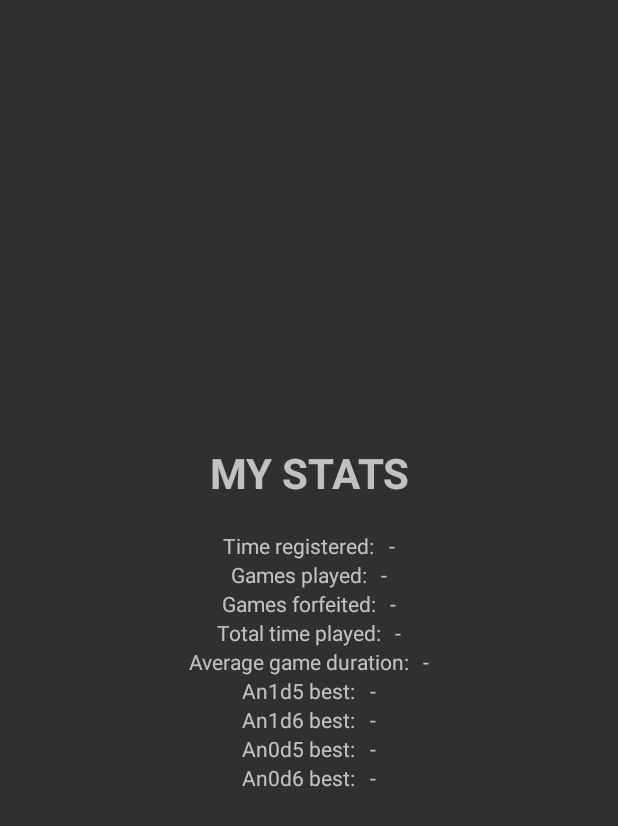
After one commit to tomiplaz/yamb-friends, an Android app: the layout activity_my_stats_dialog.xml on its own in the app's theme, with its tools: preview values and no code run, on a phone screen of 412 x 824 dp. The commit adds this screen. Shown: the top 826 px of the screen. Run offline under Robolectric (Android 15) with nearby library versions, the phone set to English and light mode, and no system bars.

Commit message:
Started adding My Stats

```diff
--- /dev/null
+++ b/app/src/main/java/com/plazonic/tomislav/yambfriends/MyStatsDialogActivity.java
@@ -0,0 +1,58 @@
+package com.plazonic.tomislav.yambfriends;
+
+import android.content.SharedPreferences;
+import android.preference.PreferenceManager;
+import android.support.v7.app.AppCompatActivity;
+import android.os.Bundle;
+import android.widget.Toast;
+
+import java.io.BufferedReader;
+import java.io.IOException;
+import java.io.InputStream;
+import java.io.InputStreamReader;
+
+import retrofit.Callback;
+import retrofit.RestAdapter;
+import retrofit.RetrofitError;
+import retrofit.client.Response;
+
+public class MyStatsDialogActivity extends AppCompatActivity {
+
+    private SharedPreferences settings;
+    private String username;
+
+    @Override
+    protected void onCreate(Bundle savedInstanceState) {
+        super.onCreate(savedInstanceState);
+        setContentView(R.layout.activity_my_stats_dialog);
+
+        settings = PreferenceManager.getDefaultSharedPreferences(this);
+        username = settings.getString("username", null);
+    }
+
+    private void getUserValue(String field) {
+        RestApi restApi = new RestAdapter.Builder()
+                .setEndpoint(RestApi.END_POINT)
+                .build()
+                .create(RestApi.class);
+
+        restApi.getUserValue(username, field, new Callback<Response>() {
+            @Override
+            public void success(Response response, Response response2) {
+                try {
+                    InputStream inputStream = response.getBody().in();
+                    InputStreamReader inputStreamReader = new InputStreamReader(inputStream);
+                    BufferedReader bufferedReader = new BufferedReader(inputStreamReader);
+                    tv.setText(bufferedReader.readLine());
+                } catch (IOException e) {
+                    e.printStackTrace();
+                }
+            }
+
+            @Override
+            public void failure(RetrofitError error) {
+                Toast.makeText(getApplicationContext(), R.string.unsuccessful_http_response, Toast.LENGTH_LONG).show();
+            }
+        });
+    }
+}
--- a/app/src/main/java/com/plazonic/tomislav/yambfriends/ProfileActivity.java
+++ b/app/src/main/java/com/plazonic/tomislav/yambfriends/ProfileActivity.java
@@ -57,8 +57,10 @@ public class ProfileActivity extends AppCompatActivity implements View.OnClickLi
 
         ivProfileImage = (ImageView) findViewById(R.id.profile_image);
         ivProfileImageInfo = (TextView) findViewById(R.id.profile_image_info);
+
         findViewById(R.id.capture_an_image_button).setOnClickListener(this);
         findViewById(R.id.choose_an_image_button).setOnClickListener(this);
+        findViewById(R.id.my_stats_button).setOnClickListener(this);
 
         restApi = new RestAdapter.Builder()
                 .setEndpoint(RestApi.END_POINT)
@@ -71,6 +73,9 @@ public class ProfileActivity extends AppCompatActivity implements View.OnClickLi
     @Override
     public void onClick(View v) {
         switch (v.getId()) {
+            case R.id.my_stats_button:
+                openMyStats();
+                break;
             case R.id.capture_an_image_button:
                 captureAnImage();
                 break;
@@ -116,6 +121,10 @@ public class ProfileActivity extends AppCompatActivity implements View.OnClickLi
             File imageFile = new File(storageDirectory.getPath() + File.separator + settings.getString("username", null) + ".jpg");
             return Uri.fromFile(imageFile);
         } else return null;
+    }
+
+    private void openMyStats() {
+        startActivity(new Intent().setClass(getBaseContext(), MyStatsDialogActivity.class));
     }
 
     private void captureAnImage() {
--- a/app/src/main/java/com/plazonic/tomislav/yambfriends/RestApi.java
+++ b/app/src/main/java/com/plazonic/tomislav/yambfriends/RestApi.java
@@ -80,4 +80,11 @@ public interface RestApi {
             Callback<Response> callback
     );
 
+    @GET("/getUserValue.php")
+    void getUserValue(
+            @Query("username") String username,
+            @Query("field") String field,
+            Callback<Response> callback
+    );
+
 }
--- a/app/src/main/res/layout/activity_leaderboard_dialog.xml
+++ b/app/src/main/res/layout/activity_leaderboard_dialog.xml
@@ -5,6 +5,7 @@
     android:layout_width="match_parent"
     android:layout_height="wrap_content"
     android:padding="@dimen/dialog_activity_padding"
+    android:layout_margin="@dimen/dialog_activity_margin"
     tools:context="com.plazonic.tomislav.yambfriends.LeaderboardDialogActivity"
     android:orientation="vertical"
     android:layout_gravity="center"
--- /dev/null
+++ b/app/src/main/res/layout/activity_my_stats_dialog.xml
@@ -0,0 +1,232 @@
+<?xml version="1.0" encoding="utf-8"?>
+<LinearLayout
+    xmlns:android="http://schemas.android.com/apk/res/android"
+    xmlns:tools="http://schemas.android.com/tools"
+    android:layout_width="match_parent"
+    android:layout_height="wrap_content"
+    android:padding="@dimen/dialog_activity_padding"
+    android:layout_margin="@dimen/dialog_activity_margin"
+    tools:context="com.plazonic.tomislav.yambfriends.MyStatsDialogActivity"
+    android:orientation="vertical"
+    android:layout_gravity="center"
+    android:gravity="center">
+
+    <TextView
+        android:id="@+id/my_stats_title"
+        android:layout_width="wrap_content"
+        android:layout_height="wrap_content"
+        android:layout_marginBottom="@dimen/title_bottom_margin"
+        android:text="@string/my_stats_title"
+        android:textSize="@dimen/title_size"
+        android:textAllCaps="true"
+        android:textStyle="bold"
+        android:gravity="center"/>
+
+    <LinearLayout
+        android:id="@+id/time_registered_layout"
+        android:layout_width="wrap_content"
+        android:layout_height="wrap_content">
+
+        <TextView
+            android:id="@+id/time_registered_label"
+            android:layout_width="wrap_content"
+            android:layout_height="wrap_content"
+            android:text="@string/time_registered_label"
+            android:gravity="center"/>
+
+        <TextView
+            android:id="@+id/time_registered_value"
+            android:layout_width="wrap_content"
+            android:layout_height="wrap_content"
+            android:layout_marginLeft="@dimen/default_side_margin"
+            android:layout_marginStart="@dimen/default_side_margin"
+            android:text="@string/placeholder"
+            android:gravity="center"/>
+
+    </LinearLayout>
+
+    <LinearLayout
+        android:id="@+id/games_played_layout"
+        android:layout_width="wrap_content"
+        android:layout_height="wrap_content">
+
+        <TextView
+            android:id="@+id/games_played_label"
+            android:layout_width="wrap_content"
+            android:layout_height="wrap_content"
+            android:text="@string/games_played_label"
+            android:gravity="center"/>
+
+        <TextView
+            android:id="@+id/games_played_value"
+            android:layout_width="wrap_content"
+            android:layout_height="wrap_content"
+            android:layout_marginLeft="@dimen/default_side_margin"
+            android:layout_marginStart="@dimen/default_side_margin"
+            android:text="@string/placeholder"
+            android:gravity="center"/>
+
+    </LinearLayout>
+
+    <LinearLayout
+        android:id="@+id/games_forfeited_layout"
+        android:layout_width="wrap_content"
+        android:layout_height="wrap_content">
+
+        <TextView
+            android:id="@+id/games_forfeited_label"
+            android:layout_width="wrap_content"
+            android:layout_height="wrap_content"
+            android:text="@string/games_forfeited_label"
+            android:gravity="center"/>
+
+        <TextView
+            android:id="@+id/games_forfeited_value"
+            android:layout_width="wrap_content"
+            android:layout_height="wrap_content"
+            android:layout_marginLeft="@dimen/default_side_margin"
+            android:layout_marginStart="@dimen/default_side_margin"
+            android:text="@string/placeholder"
+            android:gravity="center"/>
+
+    </LinearLayout>
+
+    <LinearLayout
+        android:id="@+id/total_time_played_layout"
+        android:layout_width="wrap_content"
+        android:layout_height="wrap_content">
+
+        <TextView
+            android:id="@+id/total_time_played_label"
+            android:layout_width="wrap_content"
+            android:layout_height="wrap_content"
+            android:text="@string/total_time_played_label"
+            android:gravity="center"/>
+
+        <TextView
+            android:id="@+id/total_time_played_value"
+            android:layout_width="wrap_content"
+            android:layout_height="wrap_content"
+            android:layout_marginLeft="@dimen/default_side_margin"
+            android:layout_marginStart="@dimen/default_side_margin"
+            android:text="@string/placeholder"
+            android:gravity="center"/>
+
+    </LinearLayout>
+
+    <LinearLayout
+        android:id="@+id/average_game_duration_layout"
+        android:layout_width="wrap_content"
+        android:layout_height="wrap_content">
+
+        <TextView
+            android:id="@+id/average_game_duration_label"
+            android:layout_width="wrap_content"
+            android:layout_height="wrap_content"
+            android:text="@string/average_game_duration_label"
+            android:gravity="center"/>
+
+        <TextView
+            android:id="@+id/average_game_duration_value"
+            android:layout_width="wrap_content"
+            android:layout_height="wrap_content"
+            android:layout_marginLeft="@dimen/default_side_margin"
+            android:layout_marginStart="@dimen/default_side_margin"
+            android:text="@string/placeholder"
+            android:gravity="center"/>
+
+    </LinearLayout>
+
+    <LinearLayout
+        android:id="@+id/an1d5_best_layout"
+        android:layout_width="wrap_content"
+        android:layout_height="wrap_content">
+
+        <TextView
+            android:id="@+id/an1d5_best_label"
+            android:layout_width="wrap_content"
+            android:layout_height="wrap_content"
+            android:text="@string/an1d5_best_label"
+            android:gravity="center"/>
+
+        <TextView
+            android:id="@+id/an1d5_best_value"
+            android:layout_width="wrap_content"
+            android:layout_height="wrap_content"
+            android:layout_marginLeft="@dimen/default_side_margin"
+            android:layout_marginStart="@dimen/default_side_margin"
+            android:text="@string/placeholder"
+            android:gravity="center"/>
+
+    </LinearLayout>
+
+    <LinearLayout
+        android:id="@+id/an1d6_best_layout"
+        android:layout_width="wrap_content"
+        android:layout_height="wrap_content">
+
+        <TextView
+            android:id="@+id/an1d6_best_label"
+            android:layout_width="wrap_content"
+            android:layout_height="wrap_content"
+            android:text="@string/an1d6_best_label"
+            android:gravity="center"/>
+
+        <TextView
+            android:id="@+id/an1d6_best_value"
+            android:layout_width="wrap_content"
+            android:layout_height="wrap_content"
+            android:layout_marginLeft="@dimen/default_side_margin"
+            android:layout_marginStart="@dimen/default_side_margin"
+            android:text="@string/placeholder"
+            android:gravity="center"/>
+
+    </LinearLayout>
+
+    <LinearLayout
+        android:id="@+id/an0d5_best_layout"
+        android:layout_width="wrap_content"
+        android:layout_height="wrap_content">
+
+        <TextView
+            android:id="@+id/an0d5_best_label"
+            android:layout_width="wrap_content"
+            android:layout_height="wrap_content"
+            android:text="@string/an0d5_best_label"
+            android:gravity="center"/>
+
+        <TextView
+            android:id="@+id/an0d5_best_value"
+            android:layout_width="wrap_content"
+            android:layout_height="wrap_content"
+            android:layout_marginLeft="@dimen/default_side_margin"
+            android:layout_marginStart="@dimen/default_side_margin"
+            android:text="@string/placeholder"
+            android:gravity="center"/>
+
+    </LinearLayout>
+
+    <LinearLayout
+        android:id="@+id/an0d6_best_layout"
+        android:layout_width="wrap_content"
+        android:layout_height="wrap_content">
+
+        <TextView
+            android:id="@+id/an0d6_best_label"
+            android:layout_width="wrap_content"
+            android:layout_height="wrap_content"
+            android:text="@string/an0d6_best_label"
+            android:gravity="center"/>
+
+        <TextView
+            android:id="@+id/an0d6_best_value"
+            android:layout_width="wrap_content"
+            android:layout_height="wrap_content"
+            android:layout_marginLeft="@dimen/default_side_margin"
+            android:layout_marginStart="@dimen/default_side_margin"
+            android:text="@string/placeholder"
+            android:gravity="center"/>
+
+    </LinearLayout>
+
+</LinearLayout>
--- a/app/src/main/res/layout/activity_new_account_dialog.xml
+++ b/app/src/main/res/layout/activity_new_account_dialog.xml
@@ -2,9 +2,10 @@
 <LinearLayout
     xmlns:android="http://schemas.android.com/apk/res/android"
     xmlns:tools="http://schemas.android.com/tools"
-    android:layout_width="wrap_content"
+    android:layout_width="match_parent"
     android:layout_height="wrap_content"
     android:padding="@dimen/dialog_activity_padding"
+    android:layout_margin="@dimen/dialog_activity_margin"
     tools:context=".NewAccountDialogActivity"
     android:orientation="vertical"
     android:layout_gravity="center"
--- a/app/src/main/res/layout/activity_profile.xml
+++ b/app/src/main/res/layout/activity_profile.xml
@@ -20,21 +20,31 @@
         android:textStyle="bold" />
 
     <Button
+        android:id="@+id/my_stats_button"
+        android:layout_width="wrap_content"
+        android:layout_height="wrap_content"
+        android:layout_marginTop="@dimen/big_top_margin"
+        android:text="@string/my_stats_button"/>
+
+    <Button
         android:id="@+id/capture_an_image_button"
         android:layout_width="wrap_content"
         android:layout_height="wrap_content"
+        android:layout_marginTop="@dimen/default_top_margin"
         android:text="@string/capture_an_image_button"/>
 
     <Button
         android:id="@+id/choose_an_image_button"
         android:layout_width="wrap_content"
         android:layout_height="wrap_content"
+        android:layout_marginTop="@dimen/default_top_margin"
         android:text="@string/choose_an_image_button"/>
 
     <TextView
         android:id="@+id/current_profile_image"
         android:layout_width="wrap_content"
         android:layout_height="wrap_content"
+        android:layout_marginTop="@dimen/default_top_margin"
         android:text="@string/current_profile_image"
         android:gravity="center"/>
 
--- a/app/src/main/res/layout/activity_sign_in.xml
+++ b/app/src/main/res/layout/activity_sign_in.xml
@@ -23,18 +23,21 @@
         android:id="@+id/new_account_dialog_button"
         android:layout_width="wrap_content"
         android:layout_height="wrap_content"
+        android:layout_marginTop="@dimen/big_top_margin"
         android:text="@string/new_account_dialog_button" />
 
     <Button
         android:id="@+id/sign_in_dialog_button"
         android:layout_width="wrap_content"
         android:layout_height="wrap_content"
+        android:layout_marginTop="@dimen/big_top_margin"
         android:text="@string/sign_in_button" />
 
     <Button
         android:id="@+id/sign_out_button"
         android:layout_width="wrap_content"
         android:layout_height="wrap_content"
+        android:layout_marginTop="@dimen/big_top_margin"
         android:text="@string/sign_out_button" />
 
     <TextView
--- a/app/src/main/res/layout/activity_sign_in_dialog.xml
+++ b/app/src/main/res/layout/activity_sign_in_dialog.xml
@@ -2,9 +2,10 @@
 <LinearLayout
     xmlns:android="http://schemas.android.com/apk/res/android"
     xmlns:tools="http://schemas.android.com/tools"
-    android:layout_width="wrap_content"
+    android:layout_width="match_parent"
     android:layout_height="wrap_content"
     android:padding="@dimen/dialog_activity_padding"
+    android:layout_margin="@dimen/dialog_activity_margin"
     tools:context=".SignInDialogActivity"
     android:orientation="vertical"
     android:layout_gravity="center"
--- a/app/src/main/res/values/dimens.xml
+++ b/app/src/main/res/values/dimens.xml
@@ -11,6 +11,7 @@
     <dimen name="default_fragment_height">340dp</dimen>
 
     <dimen name="dialog_activity_padding">12dp</dimen>
+    <dimen name="dialog_activity_margin">14dp</dimen>
 
     <dimen name="default_top_margin">12dp</dimen>
     <dimen name="big_top_margin">24dp</dimen>
--- a/app/src/main/res/values/strings.xml
+++ b/app/src/main/res/values/strings.xml
@@ -105,6 +105,7 @@
     <string name="password_too_short">Password must be at least 5 characters long</string>
 
     <string name="profile_title">Profile</string>
+    <string name="my_stats_button">My stats</string>
     <string name="capture_an_image_button">Capture an image</string>
     <string name="choose_an_image_button">Choose an image</string>
     <string name="current_profile_image">Current profile image:</string>
@@ -115,4 +116,19 @@
     <string name="file_not_found">File not found</string>
     <string name="no_profile_image">No profile image</string>
 
+    <string name="my_stats_title">My stats</string>
+    <string name="time_registered_label">Time registered:</string>
+    <string name="games_played_label">Games played:</string>
+    <string name="games_forfeited_label">Games forfeited:</string>
+    <string name="total_time_played_label">Total time played:</string>
+    <string name="average_game_duration_label">Average game duration:</string>
+    <string name="an1d5_best_label">An1d5 best:</string>
+    <string name="an1d6_best_label">An1d6 best:</string>
+    <string name="an0d5_best_label">An0d5 best:</string>
+    <string name="an0d6_best_label">An0d6 best:</string>
+    <string name="an1d5_average_label">An1d5 average:</string>
+    <string name="an1d6_average_label">An1d6 average:</string>
+    <string name="an0d5_average_label">An0d5 average:</string>
+    <string name="an0d6_average_label">An0d6 average:</string>
+
 </resources>
```
Also changed, not shown: app/src/main/AndroidManifest.xml (+5 -3 lines).
